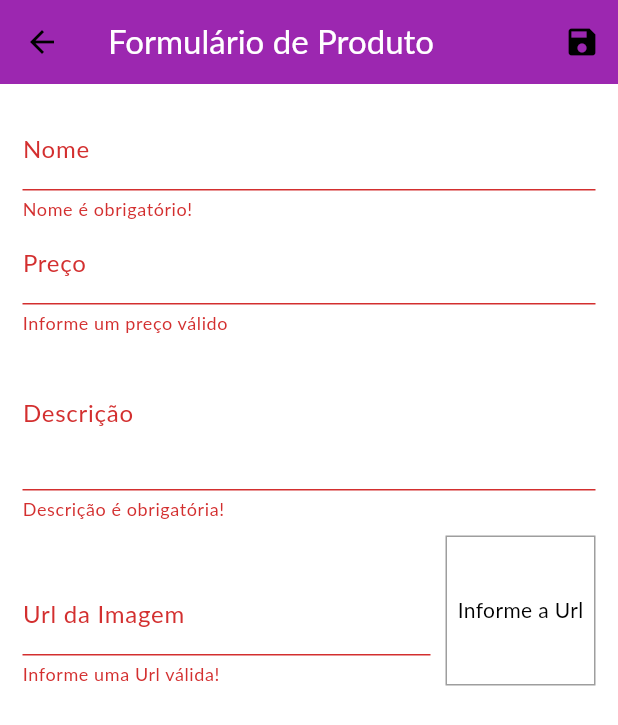
After one commit to CaioLCM/AppDeCompras-Flutter, a Flutter app: the ProductFormPage screen opened by its route, after a tap on the "save" icon, on a phone screen of 412 x 824 dp. The commit adds this screen. Shown: the top 725 px of the screen. Run offline on Flutter 3.47's test engine with Material 3 defaults, Android fonts, the phone set to English and light mode, and no system bars; network calls fail; Roboto replaces fonts that are missing (Lato).

Commit message:
Adicionei a página de criação do produto (remoção + atualização)

```diff
--- a/lib/main.dart
+++ b/lib/main.dart
@@ -6,6 +6,8 @@
 import 'package:semana6_7/pages/counter_page.dart';
 import 'package:semana6_7/pages/orders_page.dart';
 import 'package:semana6_7/pages/product_detail_page.dart';
+import 'package:semana6_7/pages/product_form_page.dart';
+import 'package:semana6_7/pages/products_page.dart';
 import 'package:semana6_7/pages/products_overview_page.dart';
 import 'package:semana6_7/utils/app_routes.dart';
 import 'package:provider/provider.dart';
@@ -39,7 +41,9 @@
         routes: {
           AppRoutes.PRODUCT_DETAIL: (ctx) => ProductDetailPage(),
           AppRoutes.CART: (ctx) => CartPage(),
-          AppRoutes.ORDERS: (ctx) => OrdersPage()
+          AppRoutes.ORDERS: (ctx) => OrdersPage(),
+          AppRoutes.PRODUCTS: (ctx) => ProductsPage(),
+          AppRoutes.PRODUCT_FORM: (ctx) => ProductFormPage()
         },
         debugShowCheckedModeBanner: false,
       ),
--- /dev/null
+++ b/lib/pages/product_form_page.dart
@@ -0,0 +1,207 @@
+import 'dart:math';
+
+import 'package:flutter/material.dart';
+import 'package:provider/provider.dart';
+import 'package:semana6_7/models/product.dart';
+import 'package:semana6_7/models/product_list.dart';
+
+class ProductFormPage extends StatefulWidget {
+  const ProductFormPage({super.key});
+
+  @override
+  State<ProductFormPage> createState() => _ProductFormPageState();
+}
+
+class _ProductFormPageState extends State<ProductFormPage> {
+  final _priceFocus = FocusNode();
+  final _descriptionFocus = FocusNode();
+  final _imageUrlFocus = FocusNode();
+  final _imageUrlController = TextEditingController();
+
+  final _formKey = GlobalKey<FormState>();
+  final _formData = Map<String, Object>();
+
+  @override
+  void initState() {
+    // TODO: implement initState
+    super.initState();
+    _imageUrlFocus.addListener(updateImage);
+  }
+
+  @override
+  void didChangeDependencies() {
+    // TODO: implement didChangeDependencies
+    super.didChangeDependencies();
+    if(_formData.isEmpty){
+      final arg = ModalRoute.of(context)?.settings.arguments;
+
+      if(arg != null){
+        final product = arg as Product;
+        _formData['id'] = product.id;
+        _formData['name'] = product.name;
+        _formData['price'] = product.price;
+        _formData['description'] = product.description;
+        _formData['imageUrl'] = product.imageUrl;
+
+        _imageUrlController.text = product.imageUrl;
+      }
+    }
+  }
+
+  @override
+  void dispose() {
+    super.dispose();
+    _priceFocus.dispose();
+    _descriptionFocus.dispose();
+    _imageUrlFocus.dispose();
+    _imageUrlFocus.removeListener(updateImage);
+  }
+
+  void updateImage() {
+    setState(() {});
+  }
+
+  bool isValidImageUrl(String url) {
+    bool isValidUrl = Uri.tryParse(url)?.hasAbsolutePath ?? false;
+    bool endsWithFile =
+        url.toLowerCase().endsWith('.png') ||
+        url.toLowerCase().endsWith('.png') ||
+        url.toLowerCase().endsWith('.jpeg');
+    return isValidUrl && endsWithFile;
+  }
+
+  void _submitForm() {
+    final isValid = _formKey.currentState?.validate() ?? false;
+
+    if (!isValid) {
+      return;
+    }
+
+    _formKey.currentState?.save();
+
+    Provider.of<ProductList>(context, listen: false).saveProduct(_formData);
+    Navigator.of(context).pop();
+  }
+
+  @override
+  Widget build(BuildContext context) {
+    return Scaffold(
+      appBar: AppBar(
+        title: Text(
+          "Formulário de Produto",
+          style: TextStyle(color: Colors.white),
+        ),
+        backgroundColor: Theme.of(context).primaryColor,
+        actions: [IconButton(onPressed: _submitForm, icon: Icon(Icons.save))],
+      ),
+      body: Padding(
+        padding: const EdgeInsets.all(15),
+        child: Form(
+          key: _formKey,
+          child: ListView(
+            children: [
+              TextFormField(
+                initialValue: _formData['name']?.toString(),
+                decoration: InputDecoration(labelText: "Nome"),
+                textInputAction: TextInputAction.next,
+                onFieldSubmitted: (_) {
+                  FocusScope.of(context).requestFocus(_priceFocus);
+                },
+                onSaved: (name) => _formData['name'] = name ?? '',
+                validator: (_name) {
+                  final name = _name ?? '';
+                  if (name.trim().isEmpty) {
+                    return 'Nome é obrigatório!';
+                  }
+                  if (name.trim().length < 3) {
+                    return "Nome precisa no mínimo de 3 letras";
+                  }
+                  return null;
+                },
+              ),
+              TextFormField(
+                initialValue: _formData['price']?.toString(),
+                decoration: InputDecoration(labelText: "Preço"),
+                textInputAction: TextInputAction.next,
+                focusNode: _priceFocus,
+                keyboardType: TextInputType.numberWithOptions(),
+                onFieldSubmitted:
+                    (_) => FocusScope.of(context).requestFocus(_descriptionFocus),
+                onSaved:
+                    (price) => _formData['price'] = double.parse(price ?? '0'),
+                validator: (_price){
+                  final priceString = _price ?? '';
+                  final price = double.tryParse(priceString) ?? -1;
+                  if(price <= 0){
+                    return "Informe um preço válido";
+                  }
+                  return null;
+                },
+              ),
+              TextFormField(
+                initialValue: _formData['description']?.toString(),
+                decoration: InputDecoration(labelText: "Descrição"),
+                focusNode: _descriptionFocus,
+                keyboardType: TextInputType.multiline,
+                maxLines: 3,
+                onSaved:
+                    (description) => _formData['description'] = description ?? '',
+                validator: (_description) {
+                  final description = _description ?? '';
+                  if (description.trim().isEmpty) {
+                    return 'Descrição é obrigatória!';
+                  }
+                  if (description.trim().length < 10) {
+                    return "Descrição precisa no mínimo de 10 letras";
+                  }
+                  return null;
+                },
+              ),
+
+              Row(
+                crossAxisAlignment: CrossAxisAlignment.end,
+                children: [
+                  Expanded(
+                    child: TextFormField(
+                      decoration: InputDecoration(labelText: "Url da Imagem"),
+                      focusNode: _imageUrlFocus,
+                      textInputAction: TextInputAction.done,
+                      keyboardType: TextInputType.url,
+                      controller: _imageUrlController,
+                      onSaved:
+                          (imageUrl) => _formData['imageUrl'] = imageUrl ?? '',
+                      onFieldSubmitted: (_) => _submitForm(),
+                    validator: (_imageUrl){
+                      final imageUrl = _imageUrl ?? '';
+                      if(!isValidImageUrl(imageUrl)){
+                        return "Informe uma Url válida!";
+                      };
+                      return null;
+                    },
+                    ),
+                  ),
+                  Container(
+                    height: 100,
+                    width: 100,
+                    margin: const EdgeInsets.only(top: 10, left: 10),
+                    alignment: Alignment.center,
+                    decoration: BoxDecoration(
+                      border: Border.all(color: Colors.grey, width: 1),
+                    ),
+                    child:
+                        _imageUrlController.text.isEmpty
+                            ? Text("Informe a Url")
+                            : FittedBox(
+                              fit: BoxFit.cover,
+                              child: Image.network(_imageUrlController.text),
+                            ),
+                  ),
+                ],
+              ),
+            ],
+          ),
+        ),
+      ),
+    );
+  }
+}
--- a/lib/utils/app_routes.dart
+++ b/lib/utils/app_routes.dart
@@ -3,4 +3,6 @@
   static const PRODUCT_DETAIL = '/product-detail';
   static const CART = '/cart';
   static const ORDERS = '/orders';
+  static const PRODUCTS = '/products';
+  static const PRODUCT_FORM = '/product';
 }
```
Also changed, not shown: lib/components/app_drawer.dart (+16 -5 lines), lib/components/product_item.dart (added, +60 -0 lines), lib/models/product_list.dart (+36 -0 lines), lib/pages/products_page.dart (added, +43 -0 lines).
